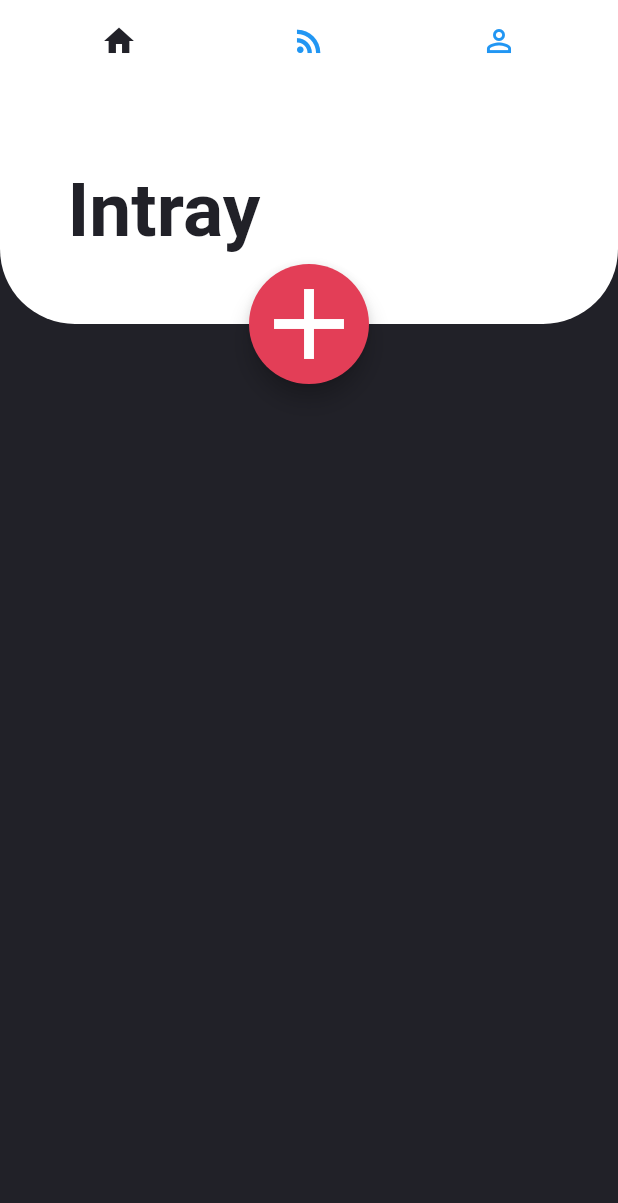
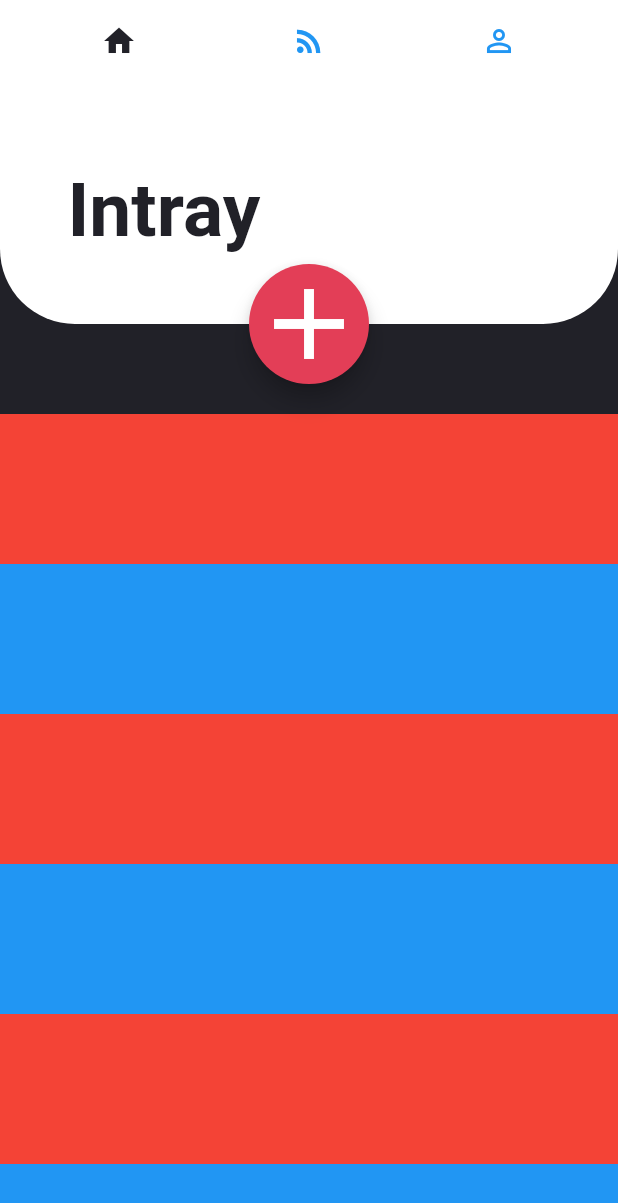
Before and after one commit to JoshWacks/TodoApp, a Flutter app: the screen it shows after launch, on a phone screen of 412 x 824 dp. Shown: the top 1203 px of the screen. Run offline on Flutter 3.47's test engine with Material 2 defaults, Android fonts, the phone set to English and light mode, and no system bars; Roboto replaces fonts that are missing (Avenir).

Commit message:
Added tasks

```diff
--- /dev/null
+++ b/lib/UI/intray/intray_page.dart
@@ -0,0 +1,70 @@
+import 'package:flutter/material.dart';
+import 'package:todoapp/Models/global.dart';
+
+class IntrayPage extends StatefulWidget {
+  @override
+  _IntrayPageState createState() => _IntrayPageState();
+}
+
+class _IntrayPageState extends State<IntrayPage> {
+  @override
+  Widget build(BuildContext context) {
+    return Container(
+
+      color: darkGreyColor,
+      child: ListView(
+        padding: EdgeInsets.only(top:220),
+        children: getList(),
+      ),
+    );
+  }
+
+  List<Widget> getList(){
+    return [
+      Container(
+        height: 100,
+        color: Colors.red,
+      ),
+      Container(
+        height: 100,
+        color: Colors.blue,
+      ),
+      Container(
+        height: 100,
+        color: Colors.red,
+      ),
+      Container(
+        height: 100,
+        color: Colors.blue,
+      ),
+      Container(
+        height: 100,
+        color: Colors.red,
+      ),
+      Container(
+        height: 100,
+        color: Colors.blue,
+      ),
+      Container(
+        height: 100,
+        color: Colors.red,
+      ),
+      Container(
+        height: 100,
+        color: Colors.blue,
+      ),
+
+      Container(
+        height: 100,
+        color: Colors.red,
+      ),
+      Container(
+        height: 100,
+        color: Colors.blue,
+      ),
+
+
+
+    ];
+  }
+}
--- a/lib/main.dart
+++ b/lib/main.dart
@@ -1,5 +1,6 @@
 import 'package:flutter/cupertino.dart';
 import 'package:flutter/material.dart';
+import 'package:todoapp/UI/intray/intray_page.dart';
 import 'models/global.dart';
 
 void main() {
@@ -40,9 +41,7 @@ class _MyHomePageState extends State<MyHomePage> {
             body: Stack(children: <Widget>[
               TabBarView(
                 children: [
-                  new Container(
-                    color: darkGreyColor,
-                  ),
+                  IntrayPage(),
                   new Container(
                     color: Colors.orange,
                   ),
@@ -82,6 +81,7 @@ class _MyHomePageState extends State<MyHomePage> {
                 tabs: [
                   Tab(
                     icon: new Icon(Icons.home),
+
                   ),
                   Tab(
                     icon: new Icon(Icons.rss_feed),
```
